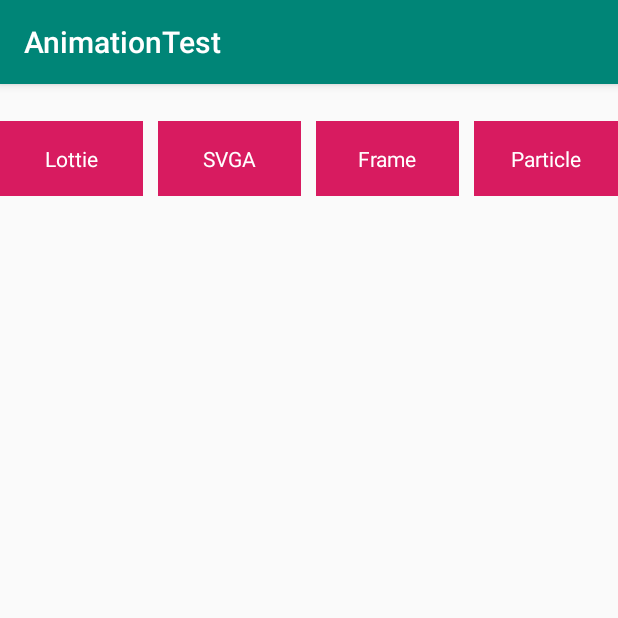
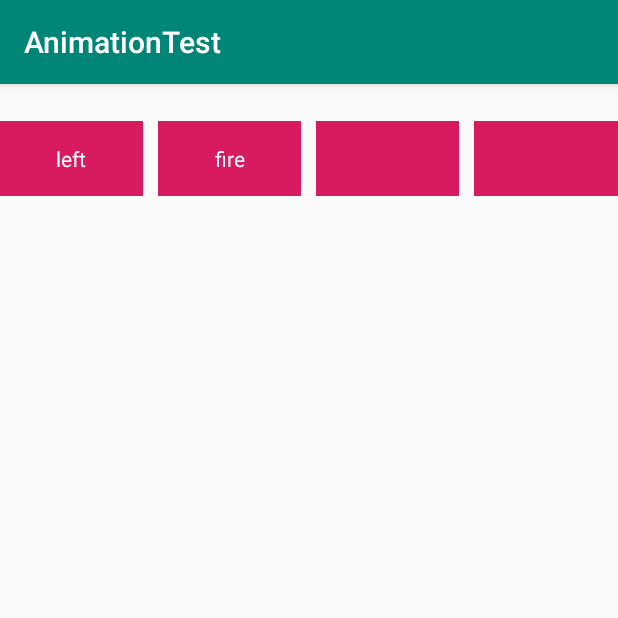
Before and after one commit to QQzs/AnimationTest, an Android app: the screen it shows after launch (MainActivity before the commit, LeonidActivity after it), on a phone screen of 412 x 824 dp, the top half of it. Run offline under Robolectric (Android 15) with nearby library versions, the phone set to English and light mode, and no system bars; libraries missing offline, so code that uses them is left out: com.plattysoft.leonids; plain views replace SVGAImageView.

Commit message:
拆分activity

```diff
--- /dev/null
+++ b/app/src/main/java/com/zs/animationtest/activity/LeonidActivity.kt
@@ -0,0 +1,38 @@
+package com.zs.animationtest.activity
+
+import android.os.Bundle
+import androidx.appcompat.app.AppCompatActivity
+import com.plattysoft.leonids.ParticleSystem
+import com.zs.animationtest.R
+import com.zs.animationtest.util.AnimationUtil
+import com.zs.animationtest.util.SystemTool
+
+/**
+ * @Author: zs
+ * @Date: 2020/11/23 2:20 PM
+ *
+ * @Description:
+ */
+class LeonidActivity: AppCompatActivity() {
+
+    override fun onCreate(savedInstanceState: Bundle?) {
+        super.onCreate(savedInstanceState)
+        setContentView(R.layout.activity_leonid)
+    }
+
+    /**
+     * 粒子运动
+     */
+    private fun showParticleSystem(){
+        AnimationUtil.GIFT_GBQQ_LZ.forEach {
+            var ps = ParticleSystem(this, 3, it, 10000L)
+            ps.setSpeedModuleAndAngleRange(0.1f, 0.15f, 240, 300)
+            ps.setRotationSpeedRange(0f, 1f)
+            ps.setScaleRange(0.8f, 1.2f)
+            ps.setFadeOut(200)
+            ps.setAcceleration(0f, 270)
+            ps.emit(SystemTool.getScreenWidth() / 2, SystemTool.getScreenHeight() + 600, 1, 10000)
+        }
+    }
+
+}
--- /dev/null
+++ b/app/src/main/res/layout/activity_leonid.xml
@@ -0,0 +1,63 @@
+<?xml version="1.0" encoding="utf-8"?>
+<androidx.constraintlayout.widget.ConstraintLayout xmlns:android="http://schemas.android.com/apk/res/android"
+    xmlns:tools="http://schemas.android.com/tools"
+    android:layout_width="match_parent"
+    android:layout_height="match_parent"
+    tools:context=".MainActivity">
+
+    <LinearLayout
+        android:layout_width="match_parent"
+        android:layout_height="100dp"
+        android:orientation="horizontal"
+        android:gravity="center_vertical"
+        tools:ignore="MissingConstraints">
+
+        <TextView
+            android:id="@+id/tv_left"
+            android:layout_width="0dp"
+            android:layout_weight="1"
+            android:layout_height="50dp"
+            android:background="@color/colorAccent"
+            android:textColor="#ffffff"
+            android:text="left"
+            android:gravity="center"/>
+
+        <TextView
+            android:id="@+id/tv_fire"
+            android:layout_width="0dp"
+            android:layout_weight="1"
+            android:layout_height="50dp"
+            android:background="@color/colorAccent"
+            android:textColor="#ffffff"
+            android:text="fire"
+            android:gravity="center"
+            android:layout_marginLeft="10dp"
+            android:layout_marginRight="10dp"/>
+
+        <TextView
+            android:id="@+id/tv_frame"
+            android:layout_width="0dp"
+            android:layout_weight="1"
+            android:layout_height="50dp"
+            android:background="@color/colorAccent"
+            android:textColor="#ffffff"
+            android:text=""
+            android:gravity="center"
+            android:layout_marginRight="10dp"/>
+
+        <TextView
+            android:id="@+id/tv_particle"
+            android:layout_width="0dp"
+            android:layout_weight="1"
+            android:layout_height="50dp"
+            android:background="@color/colorAccent"
+            android:textColor="#ffffff"
+            android:text=""
+            android:gravity="center" />
+
+    </LinearLayout>
+
+
+
+
+</androidx.constraintlayout.widget.ConstraintLayout>
```
Also changed, not shown: app/src/main/AndroidManifest.xml (+10 -0 lines), app/src/main/java/com/zs/animationtest/MainActivity.kt (+9 -57 lines), app/src/main/java/com/zs/animationtest/activity/FrameActivity.kt (added, +24 -0 lines), app/src/main/java/com/zs/animationtest/activity/LottieActivity.kt (added, +41 -0 lines), app/src/main/java/com/zs/animationtest/activity/SVGAActivity.kt (added, +51 -0 lines), app/src/main/res/layout/activity_frame.xml (added, +21 -0 lines), app/src/main/res/layout/activity_lottie.xml (added, +19 -0 lines), app/src/main/res/layout/activity_svga.xml (added, +21 -0 lines).
